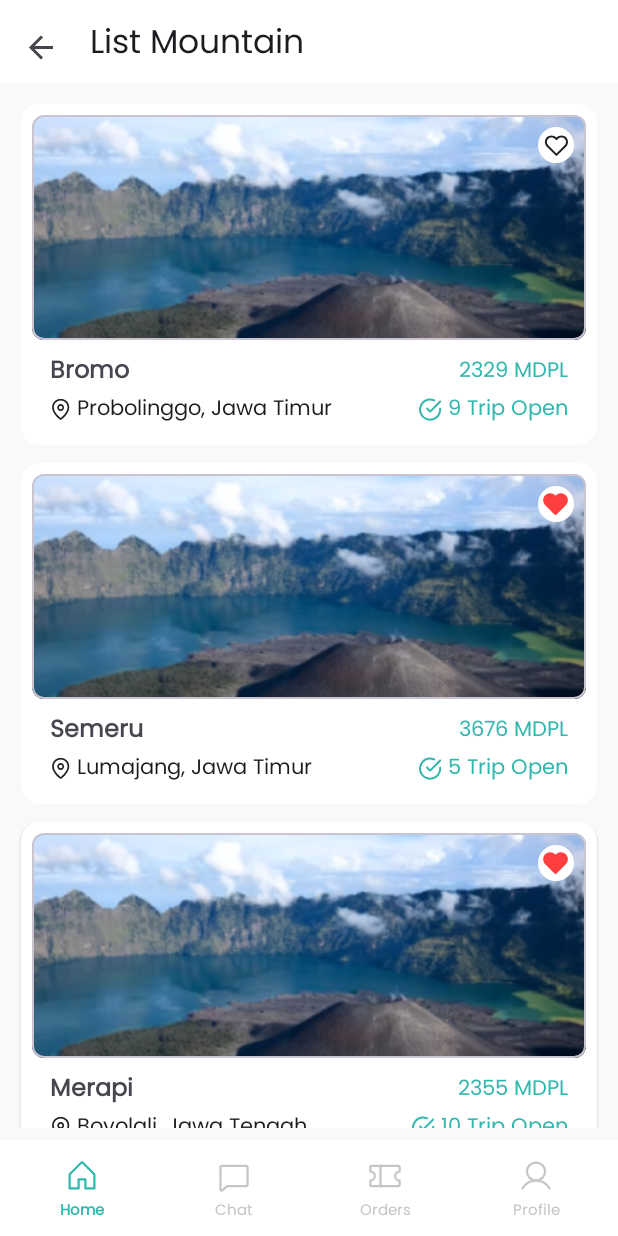
After one commit to ENTS-H104/highking-mobile-app, an Android app: the ListMountainFragment screen opened through its navigation route, on a phone screen of 412 x 824 dp. The commit adds this screen. Run offline under Robolectric (Android 15) with nearby library versions, the phone set to English and light mode, and no system bars; our stand-ins replace navigation-ui.

Commit message:
style: List Mountain

```diff
--- a/app/src/main/java/com/entsh104/highking/ui/adapters/MountainsAdapter.kt
+++ b/app/src/main/java/com/entsh104/highking/ui/adapters/MountainsAdapter.kt
@@ -1,24 +1,31 @@
 package com.entsh104.highking.ui.adapters
 
-import com.entsh104.highking.ui.model.Mountain
 import android.view.LayoutInflater
 import android.view.View
 import android.view.ViewGroup
+import android.widget.ImageButton
 import android.widget.ImageView
 import android.widget.TextView
 import androidx.recyclerview.widget.RecyclerView
 import com.entsh104.highking.R
+import com.entsh104.highking.ui.model.Mountain
 
-class MountainsAdapter(private val mountains: List<Mountain>) :
-    RecyclerView.Adapter<MountainsAdapter.MountainsViewHolder>() {
+class MountainAdapter(
+    private val mountains: List<Mountain>,
+    private val isSimpleLayout: Boolean
+) : RecyclerView.Adapter<MountainAdapter.MountainViewHolder>() {
 
-    override fun onCreateViewHolder(parent: ViewGroup, viewType: Int): MountainsViewHolder {
-        val view = LayoutInflater.from(parent.context)
-            .inflate(R.layout.item_mountain, parent, false)
-        return MountainsViewHolder(view)
+    override fun onCreateViewHolder(parent: ViewGroup, viewType: Int): MountainViewHolder {
+        val layout = if (isSimpleLayout) {
+            R.layout.item_mountain
+        } else {
+            R.layout.item_mountain_card
+        }
+        val view = LayoutInflater.from(parent.context).inflate(layout, parent, false)
+        return MountainViewHolder(view)
     }
 
-    override fun onBindViewHolder(holder: MountainsViewHolder, position: Int) {
+    override fun onBindViewHolder(holder: MountainViewHolder, position: Int) {
         holder.bind(mountains[position])
     }
 
@@ -26,13 +33,29 @@ class MountainsAdapter(private val mountains: List<Mountain>) :
         return mountains.size
     }
 
-    inner class MountainsViewHolder(itemView: View) : RecyclerView.ViewHolder(itemView) {
+    inner class MountainViewHolder(itemView: View) : RecyclerView.ViewHolder(itemView) {
         private val imageView: ImageView = itemView.findViewById(R.id.imageViewMountain)
-        private val nameTextView: TextView = itemView.findViewById(R.id.textViewMountainName)
+        private val textViewMountainName: TextView = itemView.findViewById(R.id.textViewMountainName)
+        private val textViewElevation: TextView? = itemView.findViewById(R.id.textViewElevation)
+        private val textViewCityName: TextView? = itemView.findViewById(R.id.textViewCityName)
+        private val textViewOpenTrips: TextView? = itemView.findViewById(R.id.textViewOpenTrips)
+        private val buttonLove: ImageButton? = itemView.findViewById(R.id.buttonLove)
 
         fun bind(mountain: Mountain) {
             imageView.setImageResource(mountain.imageResId)
-            nameTextView.text = mountain.name
+            textViewMountainName.text = mountain.name
+            textViewElevation?.text = "${mountain.elevation} MDPL"
+            textViewCityName?.text = mountain.city
+            textViewOpenTrips?.text = "${mountain.openTrips} Trip Open"
+            buttonLove?.setImageResource(
+                if (mountain.isLoved) R.drawable.ic_heart_filled else R.drawable.ic_heart_outline
+            )
+            buttonLove?.setOnClickListener {
+                mountain.isLoved = !mountain.isLoved
+                buttonLove.setImageResource(
+                    if (mountain.isLoved) R.drawable.ic_heart_filled else R.drawable.ic_heart_outline
+                )
+            }
         }
     }
 }
--- a/app/src/main/java/com/entsh104/highking/ui/cust/beranda/BerandaFragment.kt
+++ b/app/src/main/java/com/entsh104/highking/ui/cust/beranda/BerandaFragment.kt
@@ -5,7 +5,6 @@ import android.view.LayoutInflater
 import android.view.View
 import android.view.ViewGroup
 import android.widget.TextView
-import androidx.appcompat.app.AppCompatActivity
 import androidx.fragment.app.Fragment
 import androidx.navigation.fragment.findNavController
 import androidx.recyclerview.widget.GridLayoutManager
@@ -13,7 +12,7 @@ import androidx.recyclerview.widget.LinearLayoutManager
 import com.entsh104.highking.R
 import com.entsh104.highking.databinding.FragmentCustBerandaBinding
 import com.entsh104.highking.ui.adapters.BannerAdapter
-import com.entsh104.highking.ui.adapters.MountainsAdapter
+import com.entsh104.highking.ui.adapters.MountainAdapter
 import com.entsh104.highking.ui.adapters.TripsAdapter
 import com.entsh104.highking.ui.model.Banner
 import com.entsh104.highking.ui.model.Mountain
@@ -38,18 +37,12 @@ class BerandaFragment : Fragment() {
         // Set up RecyclerViews
         setupRecyclerViews()
 
-        // toolbar customize to custom action bar beranda
-        // Customize the ActionBar
-//        (activity as AppCompatActivity).supportActionBar?.apply {
-//            setDisplayShowTitleEnabled(false)
-//            customView = LayoutInflater.from(context).inflate(R.layout.custom_action_bar_beranda, null)
-//            setDisplayShowCustomEnabled(true)
-//        }
-
-
         // Set up click listener for "Lihat Semua" in Rekomendasi Trip section
         binding.root.findViewById<TextView>(R.id.rekomendasi_trip_lihat_semua).setOnClickListener {
             findNavController().navigate(R.id.action_home_to_listTrip)
+        }
+        binding.root.findViewById<TextView>(R.id.gunung_terpopuler_lihat_semua).setOnClickListener {
+            findNavController().navigate(R.id.action_home_to_listMountain)
         }
     }
 
@@ -65,10 +58,10 @@ class BerandaFragment : Fragment() {
         val bannerAdapter = BannerAdapter(getBannerData())
         binding.recyclerViewBanner.adapter = bannerAdapter
 
-        val mountainsAdapter = MountainsAdapter(getMountainsData())
+        val mountainsAdapter = MountainAdapter(getMountainsData(), true)
         binding.recyclerViewMountains.adapter = mountainsAdapter
 
-        val tripsAdapter = TripsAdapter(getTripsData(), true) // Pass true to indicate horizontal layout
+        val tripsAdapter = TripsAdapter(getTripsData(), true)
         binding.recyclerViewTrips.adapter = tripsAdapter
     }
 
@@ -84,12 +77,10 @@ class BerandaFragment : Fragment() {
     private fun getMountainsData(): List<Mountain> {
         // Replace with your actual data fetching logic
         return listOf(
-            Mountain(R.drawable.iv_mountain, "Mountain 1"),
-            Mountain(R.drawable.iv_mountain, "Mountain 2"),
-            Mountain(R.drawable.iv_mountain, "Mountain 3"),
-            Mountain(R.drawable.iv_mountain, "Mountain 4"),
-            Mountain(R.drawable.iv_mountain, "Mountain 5"),
-            Mountain(R.drawable.iv_mountain, "Mountain 6")
+            Mountain(R.drawable.iv_mountain, "Bromo", 2329, "Probolinggo, Jawa Timur", 9, false),
+            Mountain(R.drawable.iv_mountain, "Semeru", 3676, "Lumajang, Jawa Timur", 5, true),
+            Mountain(R.drawable.iv_mountain, "Merapi", 2355, "Boyolali, Jawa Tengah", 10, true),
+            Mountain(R.drawable.iv_mountain, "Rinjani", 3726, "Lombok, NTB", 7, false)
         )
     }
 
--- /dev/null
+++ b/app/src/main/java/com/entsh104/highking/ui/cust/mountain/ListMountainFragment.kt
@@ -0,0 +1,48 @@
+package com.entsh104.highking.ui.cust.mountain
+
+import android.os.Bundle
+import android.view.LayoutInflater
+import android.view.View
+import android.view.ViewGroup
+import androidx.fragment.app.Fragment
+import androidx.recyclerview.widget.LinearLayoutManager
+import com.entsh104.highking.R
+import com.entsh104.highking.databinding.FragmentCustListMountainBinding
+import com.entsh104.highking.ui.adapters.MountainAdapter
+import com.entsh104.highking.ui.model.Mountain
+
+class ListMountainFragment : Fragment() {
+
+    private var _binding: FragmentCustListMountainBinding? = null
+    private val binding get() = _binding!!
+
+    override fun onCreateView(
+        inflater: LayoutInflater, container: ViewGroup?,
+        savedInstanceState: Bundle?
+    ): View? {
+        _binding = FragmentCustListMountainBinding.inflate(inflater, container, false)
+        return binding.root
+    }
+
+    override fun onViewCreated(view: View, savedInstanceState: Bundle?) {
+        super.onViewCreated(view, savedInstanceState)
+
+        // Set up RecyclerView
+        binding.recyclerViewMountains.layoutManager = LinearLayoutManager(context)
+        binding.recyclerViewMountains.adapter = MountainAdapter(getMountainsData(), false)
+    }
+
+    private fun getMountainsData(): List<Mountain> {
+        return listOf(
+            Mountain(R.drawable.iv_mountain, "Bromo", 2329, "Probolinggo, Jawa Timur", 9, false),
+            Mountain(R.drawable.iv_mountain, "Semeru", 3676, "Lumajang, Jawa Timur", 5, true),
+            Mountain(R.drawable.iv_mountain, "Merapi", 2355, "Boyolali, Jawa Tengah", 10, true),
+            Mountain(R.drawable.iv_mountain, "Rinjani", 3726, "Lombok, NTB", 7, false)
+        )
+    }
+
+    override fun onDestroyView() {
+        super.onDestroyView()
+        _binding = null
+    }
+}
--- a/app/src/main/java/com/entsh104/highking/ui/model/Mountain.kt
+++ b/app/src/main/java/com/entsh104/highking/ui/model/Mountain.kt
@@ -1,3 +1,10 @@
 package com.entsh104.highking.ui.model
 
-class Mountain(val imageResId: Int, val name: String)
+data class Mountain(
+    val imageResId: Int,
+    val name: String,
+    val elevation: Int,
+    val city: String,
+    val openTrips: Int,
+    var isLoved: Boolean
+)
--- a/app/src/main/java/com/entsh104/highking/ui/splash/SplashScreenActivity.kt
+++ b/app/src/main/java/com/entsh104/highking/ui/splash/SplashScreenActivity.kt
@@ -19,7 +19,7 @@ class SplashScreenActivity : AppCompatActivity() {
 
         Looper.myLooper()?.let {
             Handler(it).postDelayed({
-                startActivity(Intent(this, AuthActivity::class.java))
+                startActivity(Intent(this, CustActivity::class.java))
                 finish()
             }, 2000)
         }
--- /dev/null
+++ b/app/src/main/res/drawable/ic_check.xml
@@ -0,0 +1,14 @@
+<vector xmlns:android="http://schemas.android.com/apk/res/android"
+    android:width="15dp"
+    android:height="15dp"
+    android:viewportWidth="15"
+    android:viewportHeight="15">
+  <path
+      android:pathData="M9.65,2.154C8.487,1.635 7.187,1.507 5.944,1.788C4.701,2.068 3.583,2.743 2.755,3.712C1.927,4.68 1.435,5.89 1.351,7.161C1.267,8.433 1.597,9.697 2.29,10.766C2.983,11.834 4.004,12.65 5.199,13.092C6.394,13.533 7.699,13.577 8.921,13.215C10.143,12.854 11.215,12.108 11.978,11.087C12.74,10.067 13.153,8.827 13.154,7.554V6.95C13.154,6.587 13.448,6.294 13.81,6.294C14.173,6.294 14.467,6.587 14.467,6.95V7.554C14.466,9.111 13.961,10.626 13.029,11.873C12.097,13.121 10.786,14.033 9.293,14.474C7.8,14.916 6.204,14.863 4.744,14.323C3.283,13.784 2.036,12.786 1.189,11.48C0.341,10.174 -0.061,8.629 0.041,7.075C0.143,5.521 0.745,4.042 1.757,2.859C2.769,1.675 4.136,0.85 5.655,0.507C7.173,0.164 8.762,0.321 10.185,0.955C10.516,1.102 10.665,1.49 10.517,1.821C10.37,2.153 9.982,2.301 9.65,2.154Z"
+      android:fillColor="#31B7AC"
+      android:fillType="evenOdd"/>
+  <path
+      android:pathData="M14.274,1.838C14.531,2.094 14.531,2.51 14.275,2.766L7.711,9.337C7.588,9.46 7.421,9.529 7.246,9.53C7.072,9.53 6.905,9.46 6.782,9.337L4.813,7.368C4.557,7.112 4.557,6.696 4.813,6.44C5.069,6.183 5.485,6.183 5.741,6.44L7.246,7.945L13.346,1.838C13.602,1.582 14.018,1.582 14.274,1.838Z"
+      android:fillColor="#31B7AC"
+      android:fillType="evenOdd"/>
+</vector>
--- /dev/null
+++ b/app/src/main/res/layout/fragment_cust_list_mountain.xml
@@ -0,0 +1,19 @@
+<?xml version="1.0" encoding="utf-8"?>
+<androidx.constraintlayout.widget.ConstraintLayout xmlns:android="http://schemas.android.com/apk/res/android"
+    xmlns:app="http://schemas.android.com/apk/res-auto"
+    xmlns:tools="http://schemas.android.com/tools"
+    android:layout_width="match_parent"
+    android:layout_height="match_parent"
+    tools:context=".ui.cust.mountain.ListMountainFragment">
+
+    <androidx.recyclerview.widget.RecyclerView
+        android:id="@+id/recyclerViewMountains"
+        android:layout_width="match_parent"
+        android:layout_height="match_parent"
+        android:layout_margin="8dp"
+        app:layout_constraintTop_toTopOf="parent"
+        app:layout_constraintBottom_toBottomOf="parent"
+        app:layout_constraintStart_toStartOf="parent"
+        app:layout_constraintEnd_toEndOf="parent"/>
+
+</androidx.constraintlayout.widget.ConstraintLayout>
--- /dev/null
+++ b/app/src/main/res/layout/item_mountain_card.xml
@@ -0,0 +1,129 @@
+<?xml version="1.0" encoding="utf-8"?>
+<androidx.cardview.widget.CardView xmlns:android="http://schemas.android.com/apk/res/android"
+    xmlns:app="http://schemas.android.com/apk/res-auto"
+    android:layout_width="match_parent"
+    android:layout_height="wrap_content"
+    android:layout_margin="6dp"
+    app:cardCornerRadius="12dp"
+    app:cardElevation="1dp">
+
+    <androidx.constraintlayout.widget.ConstraintLayout
+        android:layout_width="match_parent"
+        android:layout_height="wrap_content"
+        android:padding="7dp">
+
+        <!-- Trip Image with Heart Icon -->
+        <com.google.android.material.card.MaterialCardView
+            android:id="@+id/cardViewMountain"
+            android:layout_width="match_parent"
+            android:layout_height="150dp"
+            app:layout_constraintTop_toTopOf="parent"
+            app:layout_constraintStart_toStartOf="parent"
+            app:layout_constraintEnd_toEndOf="parent"
+            app:cardCornerRadius="8dp">
+            <ImageView
+                android:id="@+id/imageViewMountain"
+                android:layout_width="match_parent"
+                android:layout_height="match_parent"
+                android:scaleType="centerCrop" />
+        </com.google.android.material.card.MaterialCardView>
+
+        <!-- Heart Icon -->
+        <ImageButton
+            android:id="@+id/buttonLove"
+            android:layout_width="24dp"
+            android:layout_height="24dp"
+            android:layout_margin="8dp"
+            android:background="@drawable/circle_background"
+            android:padding="4dp"
+            app:layout_constraintTop_toTopOf="@id/cardViewMountain"
+            app:layout_constraintEnd_toEndOf="@id/cardViewMountain"
+            android:src="@drawable/ic_heart_outline" />
+
+        <!-- Group containing Mountain Name, MDPL, City Name, and Open Trips -->
+        <LinearLayout
+            android:id="@+id/groupInfo"
+            android:layout_width="0dp"
+            android:layout_height="wrap_content"
+            android:layout_marginHorizontal="12dp"
+            android:layout_marginVertical="4dp"
+            android:orientation="vertical"
+            app:layout_constraintBottom_toBottomOf="parent"
+            app:layout_constraintEnd_toEndOf="parent"
+            app:layout_constraintStart_toStartOf="parent"
+            app:layout_constraintTop_toBottomOf="@id/cardViewMountain">
+
+            <!-- Mountain Name and MDPL -->
+            <LinearLayout
+                android:layout_width="match_parent"
+                android:layout_height="wrap_content"
+                android:gravity="center_vertical"
+                android:layout_marginTop="4dp"
+                android:orientation="horizontal">
+
+                <TextView
+                    android:id="@+id/textViewMountainName"
+                    android:layout_width="0dp"
+                    android:layout_height="wrap_content"
+                    android:layout_weight="1"
+                    android:text="Bromo"
+                    android:textSize="16sp"
+                    android:textStyle="bold" />
+
+                <TextView
+                    android:id="@+id/textViewElevation"
+                    android:layout_width="wrap_content"
+                    android:layout_height="wrap_content"
+                    android:text="2329 MDPL"
+                    android:textColor="@color/green_primary"
+                    android:textSize="14sp" />
+            </LinearLayout>
+
+            <!-- City Name and Open Trips -->
+            <LinearLayout
+                android:layout_width="match_parent"
+                android:layout_height="wrap_content"
+                android:gravity="center_vertical"
+                android:orientation="horizontal">
+
+                <ImageView
+                    android:id="@+id/imageViewLocationIcon"
+                    android:layout_width="wrap_content"
+                    android:layout_height="wrap_content"
+                    android:src="@drawable/ic_place_outline" />
+
+                <TextView
+                    android:id="@+id/textViewCityName"
+                    android:layout_width="0dp"
+                    android:layout_height="wrap_content"
+                    android:layout_marginStart="4dp"
+                    android:layout_weight="1"
+                    android:text="Probolinggo, Jawa Timur"
+                    android:textAppearance="@style/TextAppearance.AppCompat.Body2" />
+
+                <LinearLayout
+                    android:id="@+id/layoutOpenTrips"
+                    android:layout_width="wrap_content"
+                    android:layout_height="wrap_content"
+                    android:gravity="center_vertical"
+                    android:orientation="horizontal">
+
+                    <ImageView
+                        android:layout_width="wrap_content"
+                        android:layout_height="wrap_content"
+                        android:src="@drawable/ic_check"
+                        android:tint="@color/green_primary" />
+
+                    <TextView
+                        android:id="@+id/textViewOpenTrips"
+                        android:layout_width="wrap_content"
+                        android:layout_height="wrap_content"
+                        android:layout_marginStart="4dp"
+                        android:text="9 Trip Open"
+                        android:textColor="@color/green_primary"
+                        android:textSize="14sp" />
+                </LinearLayout>
+            </LinearLayout>
+        </LinearLayout>
+    </androidx.constraintlayout.widget.ConstraintLayout>
+</androidx.cardview.widget.CardView>
--- a/app/src/main/res/navigation/nav_graph_cust.xml
+++ b/app/src/main/res/navigation/nav_graph_cust.xml
@@ -15,6 +15,9 @@
         <action
             android:id="@+id/action_listTrip_to_detailTrip"
             app:destination="@id/nav_detailTrip" />
+        <action
+            android:id="@+id/action_home_to_listMountain"
+            app:destination="@id/nav_listMountain" />
     </fragment>
 
     <fragment
@@ -54,4 +57,9 @@
         android:name="com.entsh104.highking.ui.cust.profile.ProfileFragment"
         android:label="Profile"
         tools:layout="@layout/fragment_cust_profile" />
+    <fragment
+        android:id="@+id/nav_listMountain"
+        android:name="com.entsh104.highking.ui.cust.mountain.ListMountainFragment"
+        android:label="List Mountain"
+        tools:layout="@layout/fragment_cust_list_mountain" />
 </navigation>
```
